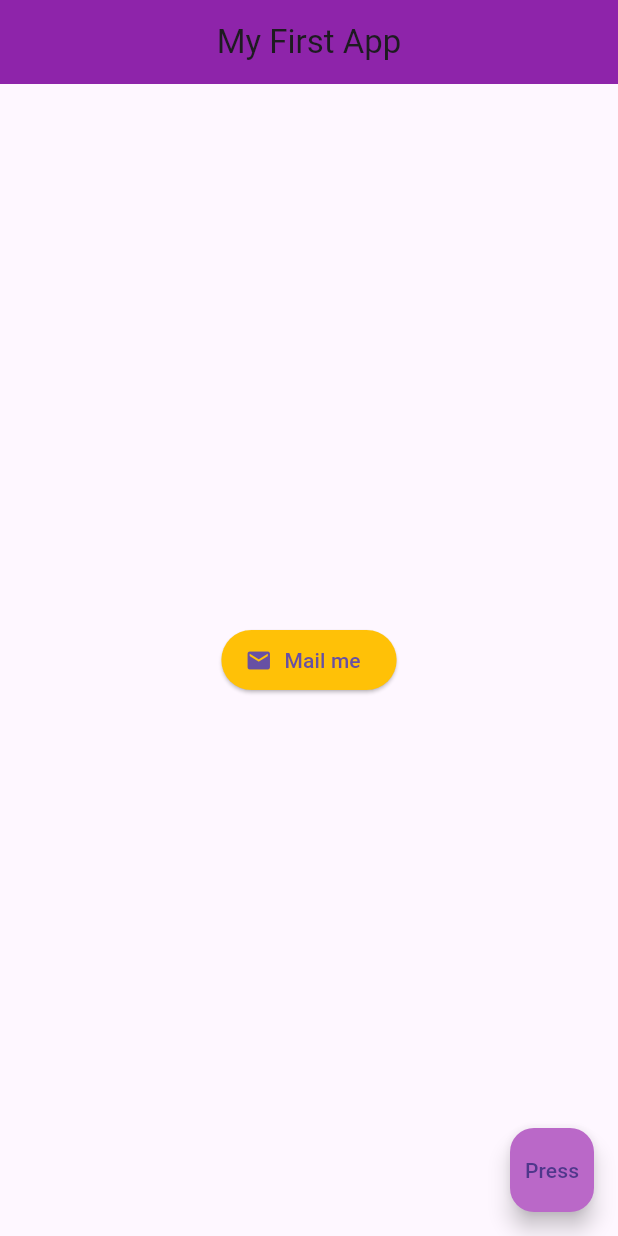
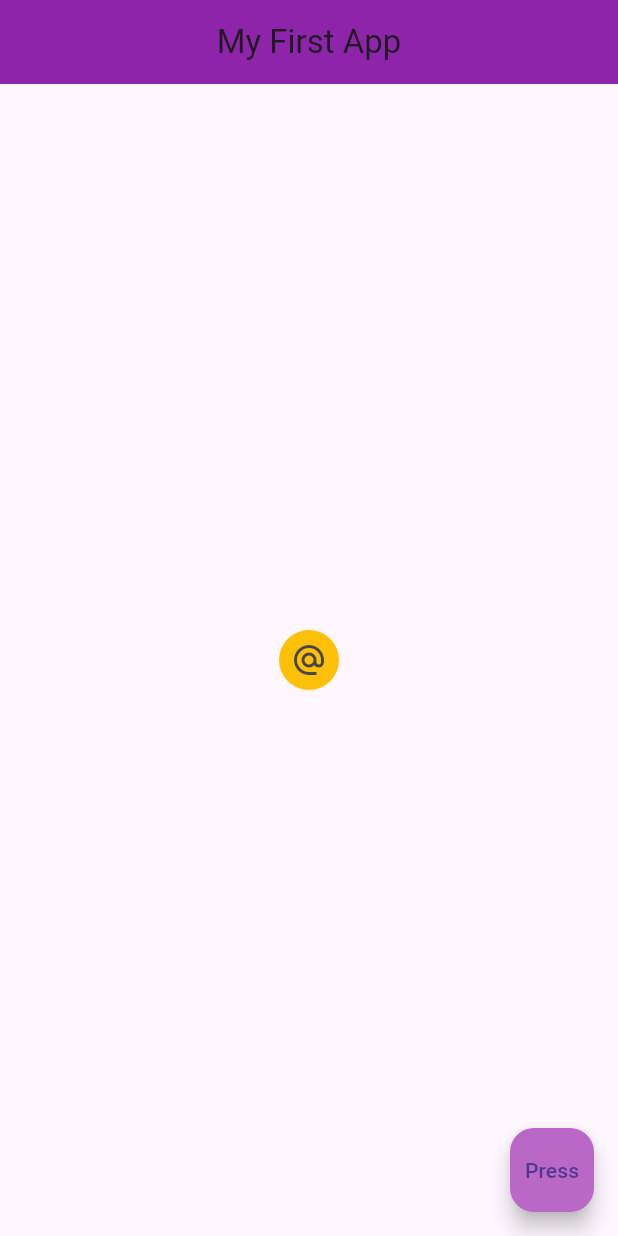
Before and after one commit to jono-rams/LearningFlutter, a Flutter app: the screen it shows after launch, on a phone screen of 412 x 824 dp. Run offline on Flutter 3.47's test engine with Material 3 defaults, Android fonts, the phone set to English and light mode, and no system bars.

Commit message:
IconButton

```diff
--- a/lib/main.dart
+++ b/lib/main.dart
@@ -16,17 +16,16 @@ class Home extends StatelessWidget {
         centerTitle: true,
       ),
       body: Center(
-        child: ElevatedButton.icon(
+        child: IconButton(
           onPressed: () {
             print('you clicked me');
           },
           icon: const Icon(
-            Icons.mail
+            Icons.alternate_email
           ),
           style: ElevatedButton.styleFrom(
             backgroundColor: Colors.amber,
           ),
-          label: const Text('Mail me'),
         ),
       ),
       floatingActionButton: FloatingActionButton(
```
